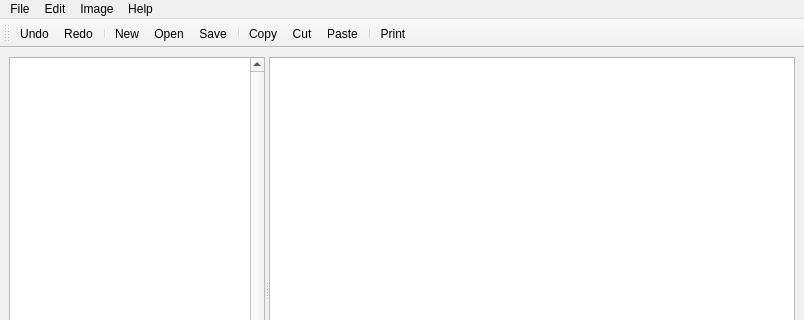
Old version of the form Notebook.ui in the repository Ahmed-Al-Balochi/Notebook; both pictures show x 0 to 804 and y 0 to 320 of the 804 by 532 pixel window.
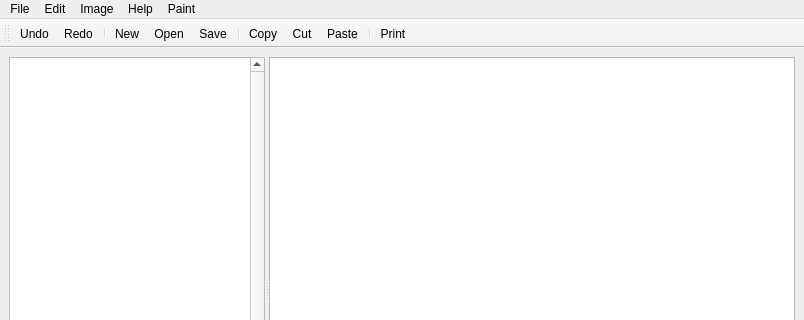
New version of the form. Icons and pictures are not drawn.

Commit message: finally added a paint feature

What changed in the file:
```diff
--- a/Notebook.ui
+++ b/Notebook.ui
@@ -108,10 +108,18 @@
     <addaction name="actionStart_Painting"/>
     <addaction name="actionResize_Image"/>
    </widget>
+   <widget class="QMenu" name="menuPaint_2">
+    <property name="title">
+     <string>Paint</string>
+    </property>
+    <addaction name="actionStart_Painting_2"/>
+    <addaction name="actionEnd_Painting"/>
+   </widget>
    <addaction name="menuFile"/>
    <addaction name="menuEdit"/>
    <addaction name="menuPaint"/>
    <addaction name="menuHelp"/>
+   <addaction name="menuPaint_2"/>
   </widget>
   <widget class="QToolBar" name="toolBar">
    <property name="windowTitle">
```
Left out of the diff: 10 changed lines with no effect on the pictures. The commit also changes 6 other files.
